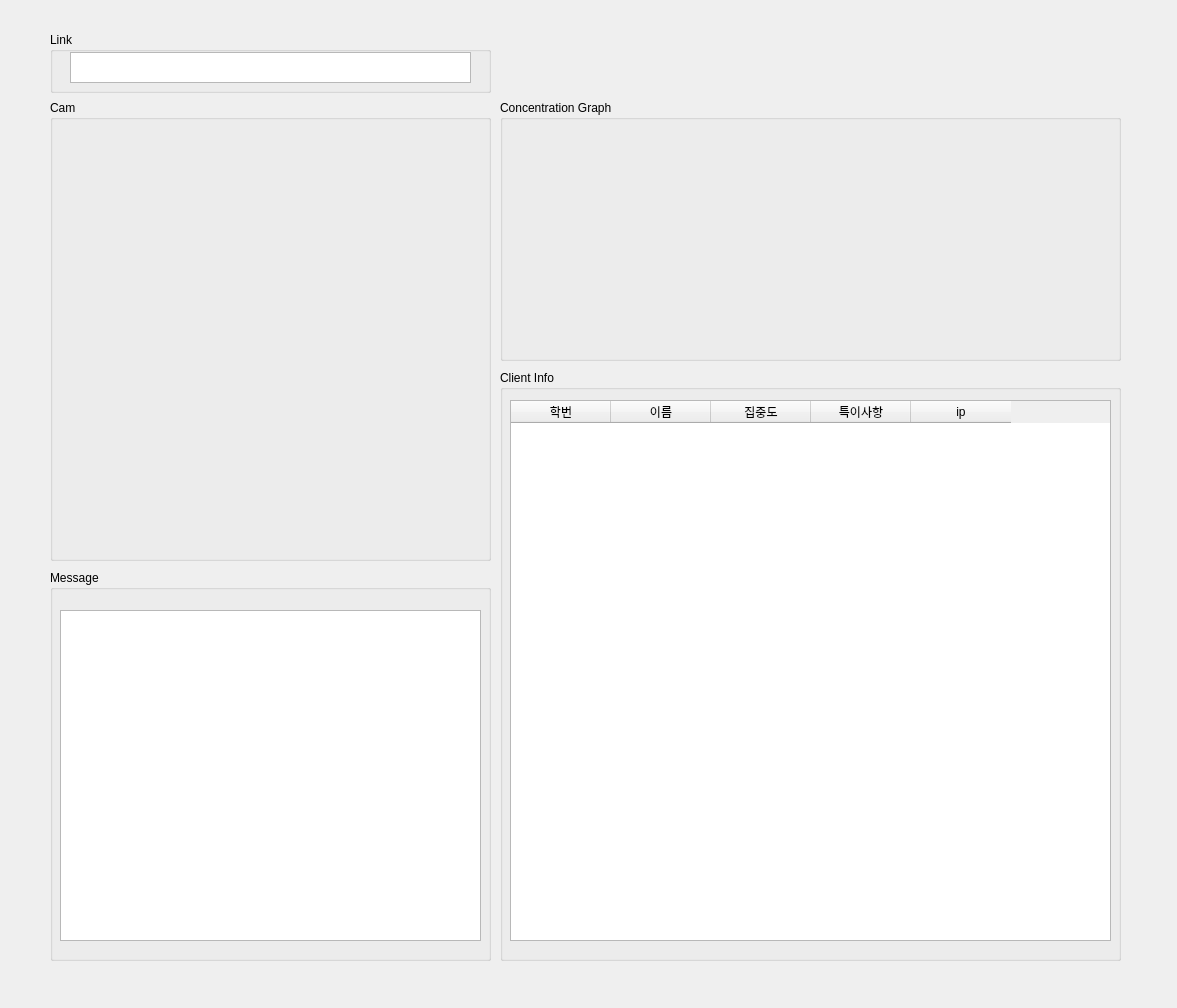
Qt form ui/host.ui (sammy0329/ConcentrationAnalysis) before a commit.
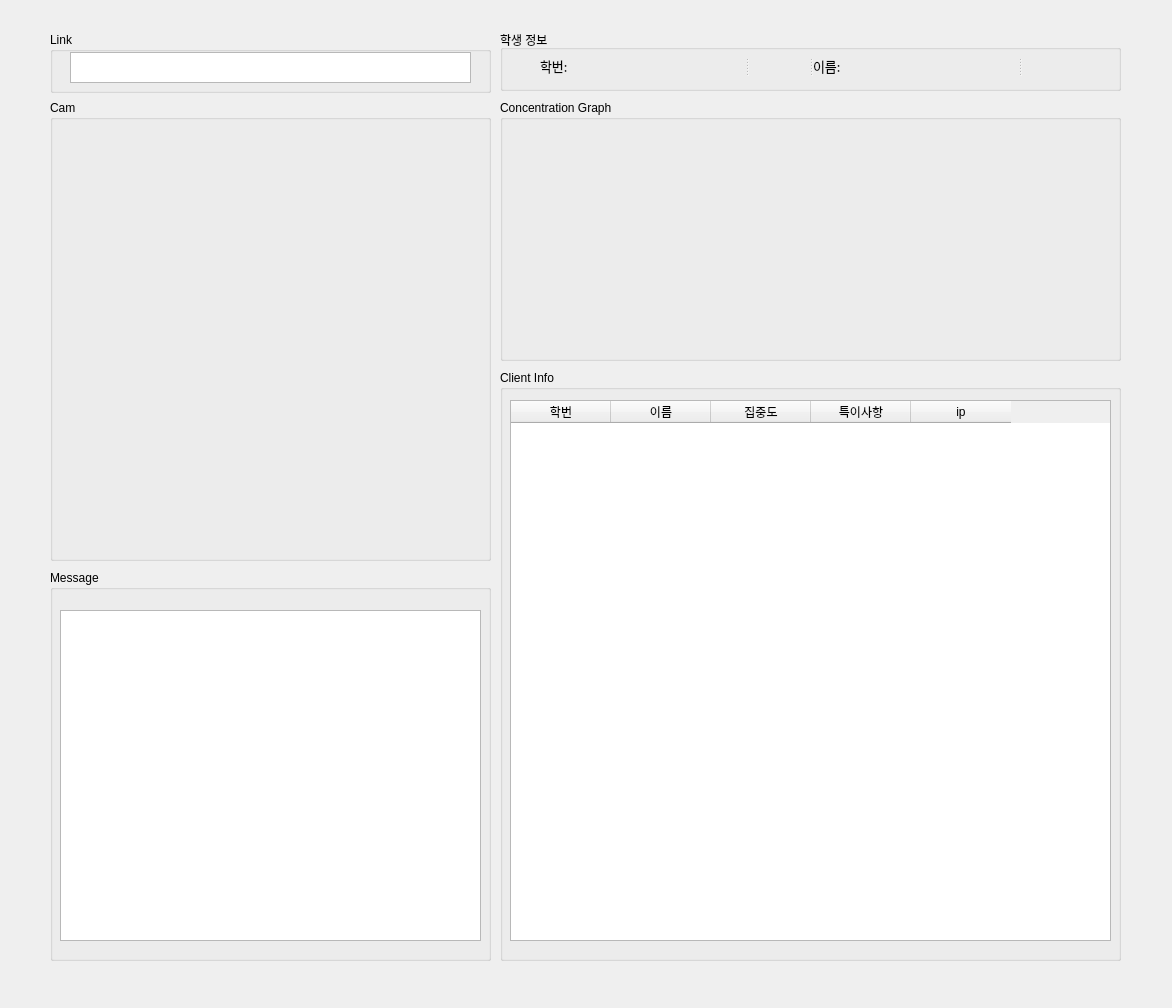
The same form after that commit.

Commit message: 학생정보 추가

```diff
--- a/ui/host.ui
+++ b/ui/host.ui
@@ -6,7 +6,7 @@
    <rect>
     <x>0</x>
     <y>0</y>
-    <width>1177</width>
+    <width>1172</width>
     <height>1008</height>
    </rect>
   </property>
@@ -173,6 +173,97 @@
     </property>
    </column>
   </widget>
+  <widget class="QGroupBox" name="groupBox_2">
+   <property name="geometry">
+    <rect>
+     <x>500</x>
+     <y>30</y>
+     <width>621</width>
+     <height>61</height>
+    </rect>
+   </property>
+   <property name="title">
+    <string>학생 정보</string>
+   </property>
+   <widget class="QSplitter" name="splitter_3">
+    <property name="geometry">
+     <rect>
+      <x>40</x>
+      <y>10</y>
+      <width>541</width>
+      <height>51</height>
+     </rect>
+    </property>
+    <property name="orientation">
+     <enum>Qt::Horizontal</enum>
+    </property>
+    <widget class="QSplitter" name="splitter">
+     <property name="orientation">
+      <enum>Qt::Horizontal</enum>
+     </property>
+     <widget class="QLabel" name="label">
+      <property name="font">
+       <font>
+        <family>맑은 고딕</family>
+        <pointsize>10</pointsize>
+       </font>
+      </property>
+      <property name="text">
+       <string>학번: </string>
+      </property>
+     </widget>
+     <widget class="QLabel" name="student_num_label">
+      <property name="font">
+       <font>
+        <family>맑은 고딕</family>
+        <pointsize>11</pointsize>
+        <weight>75</weight>
+        <bold>true</bold>
+       </font>
+      </property>
+      <property name="text">
+       <string/>
+      </property>
+      <property name="alignment">
+       <set>Qt::AlignLeading|Qt::AlignLeft|Qt::AlignVCenter</set>
+      </property>
+     </widget>
+    </widget>
+    <widget class="QSplitter" name="splitter_2">
+     <property name="orientation">
+      <enum>Qt::Horizontal</enum>
+     </property>
+     <widget class="QLabel" name="label_2">
+      <property name="font">
+       <font>
+        <family>맑은 고딕</family>
+        <pointsize>10</pointsize>
+       </font>
+      </property>
+      <property name="text">
+       <string>이름: </string>
+      </property>
+     </widget>
+     <widget class="QLabel" name="student_name_label">
+      <property name="font">
+       <font>
+        <family>맑은 고딕</family>
+        <pointsize>11</pointsize>
+        <weight>75</weight>
+        <bold>true</bold>
+       </font>
+      </property>
+      <property name="text">
+       <string/>
+      </property>
+      <property name="alignment">
+       <set>Qt::AlignLeading|Qt::AlignLeft|Qt::AlignVCenter</set>
+      </property>
+     </widget>
+    </widget>
+   </widget>
+  </widget>
+  <zorder>groupBox_2</zorder>
   <zorder>Message_box</zorder>
   <zorder>Concentration_box</zorder>
   <zorder>ClientInfo_box</zorder>
```
Left out of the diff: 4 changed lines with no effect on the pictures. The commit also changes 7 other files.
